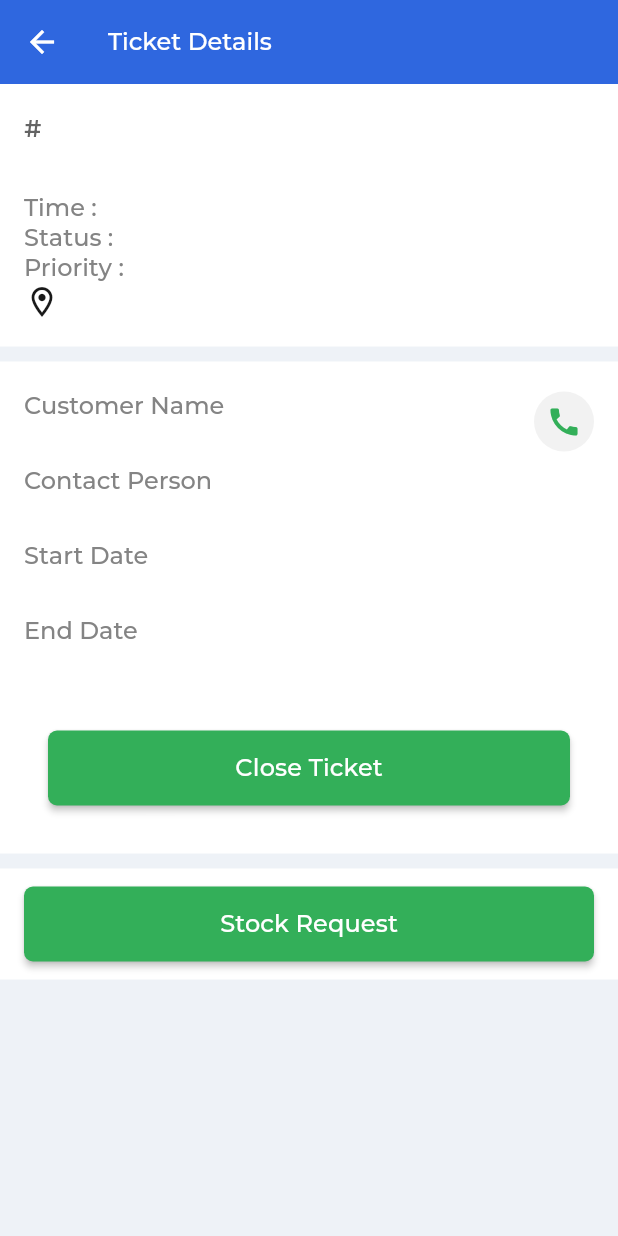
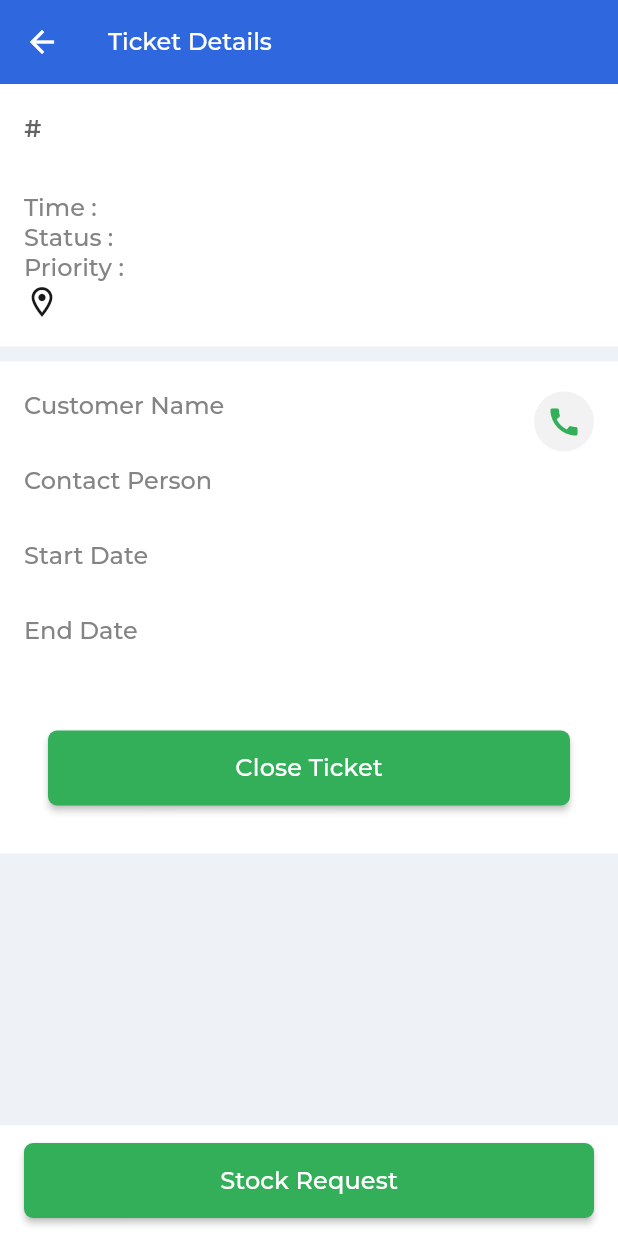
Before and after one commit to Ritik0110/service_management, a Flutter app: the TicketDetails screen opened directly with empty values, on a phone screen of 412 x 824 dp. Run offline on Flutter 3.47's test engine with Material 3 defaults, Android fonts, the phone set to English and light mode, and no system bars; our stand-ins replace cached_network_image, dio, easy_date_timeline, flutter_native_splash, get, shared_preferences; accounts and stored records are empty; project files that could hold a hidden picture were left out.

Commit message:
fixed conflicts in ticket_details

```diff
--- a/lib/screens/ticket_details/ticket_details.dart
+++ b/lib/screens/ticket_details/ticket_details.dart
@@ -29,9 +29,7 @@ class TicketDetails extends StatelessWidget {
         appBar: AppBar(
           title: const Text('Ticket Details'),
         ),
-        body: SingleChildScrollView(
-          physics: const ClampingScrollPhysics(),
-          child: Column(
+        body: Column(
           crossAxisAlignment: CrossAxisAlignment.center,
           children: [
             Container(
@@ -84,6 +82,8 @@ class TicketDetails extends StatelessWidget {
               width: double.infinity,
               padding: const EdgeInsets.symmetric(horizontal: 16, vertical: 20),
               color: AppColors.whiteColor,
+              child: SingleChildScrollView(
+                physics: const ClampingScrollPhysics(),
                 child: Column(
                   crossAxisAlignment: CrossAxisAlignment.start,
                   children: [
@@ -130,13 +130,13 @@ class TicketDetails extends StatelessWidget {
                   ],
                 ),
               ),
+            ),
             const Spacer(),
             CommonMaterialButton(
                 buttonText: "Stock Request", onTap: () {
                   Get.to(() => const StockRequest());
             }),
           ],
-          ),
         ));
   }
 
```
Also changed, not shown: pubspec.lock. Lines whose indentation alone changed are shown as unchanged.
